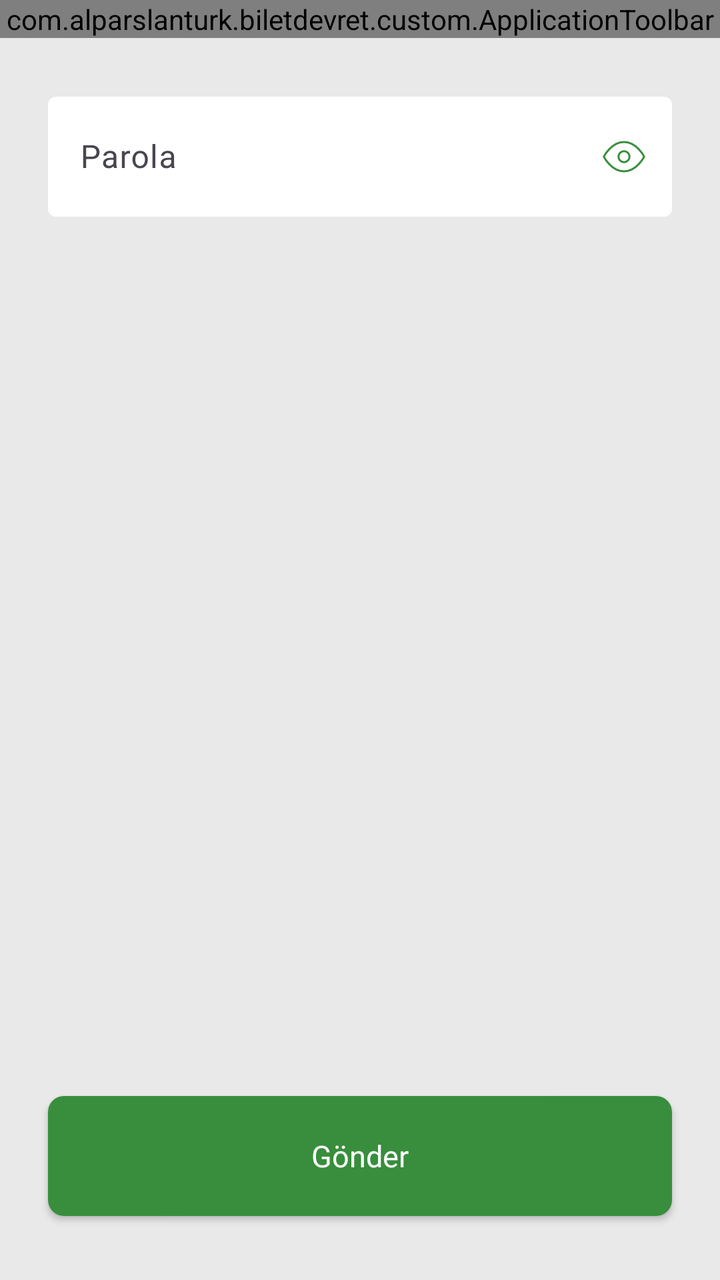
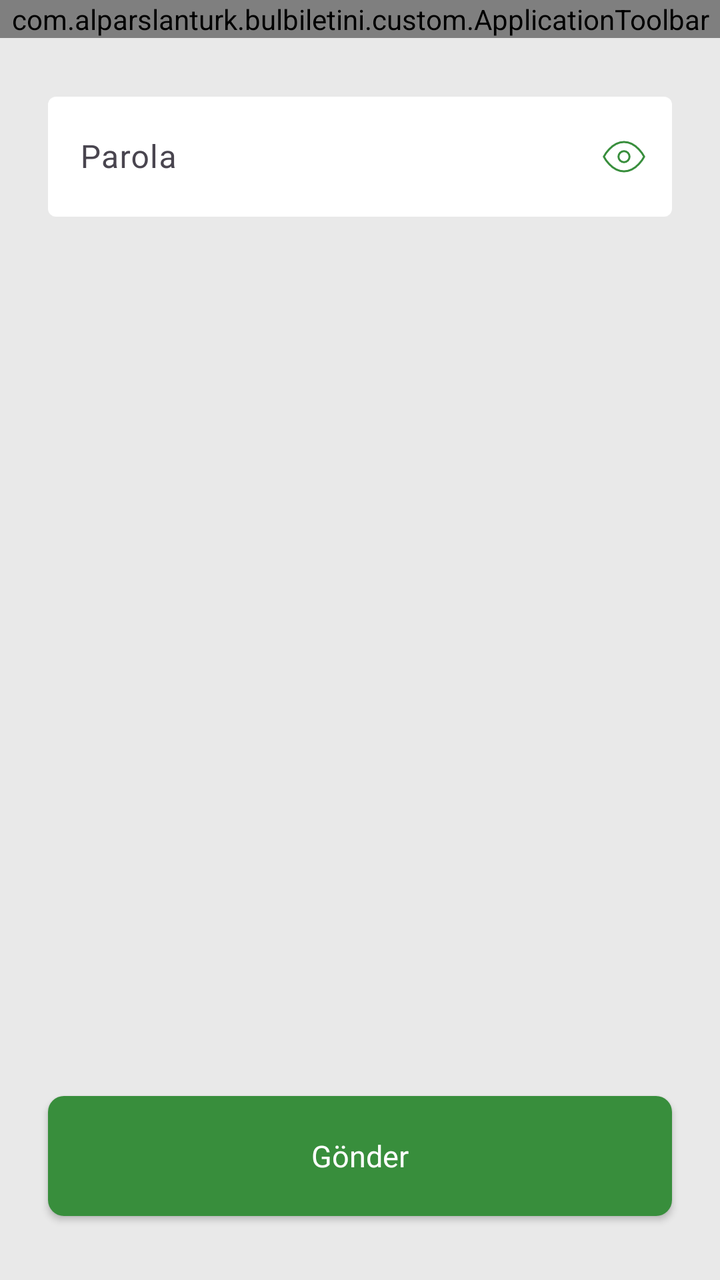

Before-and-after screenshots of an Android layout around one commit, followed by the original layout XML and the change that was made.
<!-- AndroidManifest.xml: application theme Theme.KombineApp -->
<!-- res/layout/activity_user_delete.xml -->
<?xml version="1.0" encoding="utf-8"?>
<FrameLayout xmlns:android="http://schemas.android.com/apk/res/android"
    xmlns:app="http://schemas.android.com/apk/res-auto"
    android:layout_width="match_parent"
    android:layout_height="match_parent"
    android:background="@color/bg_color"
    android:gravity="center_vertical"
    android:orientation="vertical">

    <View
        android:layout_width="match_parent"
        android:layout_height="match_parent" />

    <RelativeLayout
        android:layout_width="match_parent"
        android:layout_height="match_parent">

        <com.alparslanturk.biletdevret.custom.ApplicationToolbar
            android:id="@+id/toolbar"
            android:layout_width="match_parent"
            android:layout_height="wrap_content" />

        <com.google.android.material.textfield.TextInputLayout
            android:layout_width="match_parent"
            android:layout_height="wrap_content"
            android:layout_below="@id/toolbar"
            android:layout_marginStart="24dp"
            android:layout_marginTop="24dp"
            android:layout_marginEnd="24dp"
            app:boxBackgroundColor="@color/white"
            app:boxStrokeWidth="0dp"
            app:endIconDrawable="@drawable/show_password_selector"
            app:endIconMode="password_toggle"
            app:endIconTint="@null">

            <com.google.android.material.textfield.TextInputEditText
                android:id="@+id/edtPassword"
                android:layout_width="match_parent"
                android:layout_height="60dp"
                android:hint="@string/password"
                android:imeOptions="actionNext"
                android:inputType="textPassword"
                android:maxLines="1"
                android:textCursorDrawable="@drawable/color_cursor" />

        </com.google.android.material.textfield.TextInputLayout>

        <androidx.appcompat.widget.AppCompatButton
            android:id="@+id/btnDeleteUser"
            android:layout_width="match_parent"
            android:layout_height="wrap_content"
            android:layout_alignParentBottom="true"
            android:layout_marginStart="24dp"
            android:layout_marginEnd="24dp"
            android:layout_marginBottom="32dp"
            android:height="60dp"
            android:background="@drawable/bg_rounded"
            android:backgroundTint="@color/primary"
            android:fontFamily="@font/lato_bold"
            android:text="@string/send"
            android:textAllCaps="false"
            android:textColor="@color/white"
            android:textSize="15sp" />

    </RelativeLayout>

</FrameLayout>
<!-- resources referenced by this layout -->
<resources>
  <color name="bg_color">#E9E9E9</color>
  <color name="primary">#388E3C</color>
  <color name="white">#FFFFFFFF</color>
  <!-- drawable bg_rounded (drawable) -->
  <?xml version="1.0" encoding="utf-8"?>
  <shape xmlns:android="http://schemas.android.com/apk/res/android"
      android:padding="10dp"
      android:shape="rectangle">
  
      <solid android:color="@color/ticket_bg_color" />
  
      <corners android:radius="8dp" />
  </shape>
  <!-- drawable color_cursor (drawable) -->
  <shape xmlns:android="http://schemas.android.com/apk/res/android">
      <size android:width="2dp" />
      <solid android:color="#FFFFFF" />
  </shape>
  <string name="password">Parola</string>
  <string name="send">Gönder</string>
  <style name="Theme.KombineApp" parent="Base.Theme.KombineApp" />
  <color name="ticket_bg_color">#FFFFFF</color>
  <!-- drawable ic_hide_password (drawable) -->
  <vector xmlns:android="http://schemas.android.com/apk/res/android"
      android:width="22dp"
      android:height="22dp"
      android:viewportWidth="22"
      android:viewportHeight="22">
      <path
          android:fillColor="#00000000"
          android:fillType="evenOdd"
          android:pathData="M0.917,11S4.584,3.667 11,3.667C17.417,3.667 21.084,11 21.084,11s-3.667,7.334 -10.084,7.334C4.584,18.334 0.917,11 0.917,11z"
          android:strokeWidth="1"
          android:strokeColor="@color/primary"
          android:strokeLineCap="round"
          android:strokeLineJoin="round" />
      <path
          android:fillColor="#00000000"
          android:fillType="evenOdd"
          android:pathData="M11,11m-2.75,0a2.75,2.75 0,1 1,5.5 0a2.75,2.75 0,1 1,-5.5 0"
          android:strokeWidth="1"
          android:strokeColor="@color/primary"
          android:strokeLineCap="round"
          android:strokeLineJoin="round" />
      <path
          android:fillColor="#00000000"
          android:fillType="evenOdd"
          android:pathData="m20.75,0.75 l-19.5,19.5"
          android:strokeWidth="1"
          android:strokeColor="@color/primary"
          android:strokeLineCap="square" />
  </vector>
  <!-- drawable ic_show_password (drawable) -->
  <vector xmlns:android="http://schemas.android.com/apk/res/android"
      android:width="22dp"
      android:height="22dp"
      android:viewportWidth="22"
      android:viewportHeight="22">
      <path
          android:fillColor="#00000000"
          android:fillType="evenOdd"
          android:pathData="M0.917,11S4.584,3.667 11,3.667C17.417,3.667 21.084,11 21.084,11s-3.667,7.334 -10.084,7.334C4.584,18.334 0.917,11 0.917,11z"
          android:strokeWidth="1"
          android:strokeColor="@color/primary"
          android:strokeLineCap="round"
          android:strokeLineJoin="round" />
      <path
          android:fillColor="#00000000"
          android:fillType="evenOdd"
          android:pathData="M11,11m-2.75,0a2.75,2.75 0,1 1,5.5 0a2.75,2.75 0,1 1,-5.5 0"
          android:strokeWidth="1"
          android:strokeColor="@color/primary"
          android:strokeLineCap="round"
          android:strokeLineJoin="round" />
  </vector>
  <style name="Base.Theme.KombineApp" parent="Theme.Material3.DayNight.NoActionBar">
          <item name="colorPrimary">@color/primary</item>
          <item name="colorSecondaryContainer">@color/light_green</item>
          <item name="android:navigationBarColor">@color/white</item>
      </style>
  <color name="light_green">#EBF3EB</color>
  <!-- unchanged entries left out for length: 1 -->
</resources>

<!-- the commit's change to res/layout/activity_user_delete.xml (unified diff, before → after) -->
@@ -15,7 +15,7 @@
         android:layout_width="match_parent"
         android:layout_height="match_parent">
 
-        <com.alparslanturk.biletdevret.custom.ApplicationToolbar
+        <com.alparslanturk.bulbiletini.custom.ApplicationToolbar
             android:id="@+id/toolbar"
             android:layout_width="match_parent"
             android:layout_height="wrap_content" />
@@ -27,7 +27,7 @@
             android:layout_marginStart="24dp"
             android:layout_marginTop="24dp"
             android:layout_marginEnd="24dp"
-            app:boxBackgroundColor="@color/white"
+            app:boxBackgroundColor="@color/ticket_bg_color"
             app:boxStrokeWidth="0dp"
             app:endIconDrawable="@drawable/show_password_selector"
             app:endIconMode="password_toggle"
@@ -57,6 +57,7 @@
             android:background="@drawable/bg_rounded"
             android:backgroundTint="@color/primary"
             android:fontFamily="@font/lato_bold"
+            android:foreground="@drawable/bg_ripple_effect"
             android:text="@string/send"
             android:textAllCaps="false"
             android:textColor="@color/white"
<!-- resource entries referenced after the edit -->
@@ -3,6 +3,17 @@
   <color name="bg_color">#E9E9E9</color>
   <color name="primary">#388E3C</color>
   <color name="white">#FFFFFFFF</color>
+  <!-- drawable bg_ripple_effect (drawable) -->
+  <?xml version="1.0" encoding="utf-8"?>
+  <ripple xmlns:android="http://schemas.android.com/apk/res/android"
+      android:color="?android:attr/colorControlHighlight">
+      <item android:id="@android:id/mask">
+          <shape android:shape="rectangle">
+              <solid android:color="#000000" />
+              <corners android:radius="8dp" />
+          </shape>
+      </item>
+  </ripple>
   <!-- drawable bg_rounded (drawable) -->
   <?xml version="1.0" encoding="utf-8"?>
   <shape xmlns:android="http://schemas.android.com/apk/res/android"
@@ -33,7 +44,7 @@
           android:fillType="evenOdd"
           android:pathData="M0.917,11S4.584,3.667 11,3.667C17.417,3.667 21.084,11 21.084,11s-3.667,7.334 -10.084,7.334C4.584,18.334 0.917,11 0.917,11z"
           android:strokeWidth="1"
-          android:strokeColor="@color/primary"
+          android:strokeColor="@color/green"
           android:strokeLineCap="round"
           android:strokeLineJoin="round" />
       <path
@@ -41,7 +52,7 @@
           android:fillType="evenOdd"
           android:pathData="M11,11m-2.75,0a2.75,2.75 0,1 1,5.5 0a2.75,2.75 0,1 1,-5.5 0"
           android:strokeWidth="1"
-          android:strokeColor="@color/primary"
+          android:strokeColor="@color/green"
           android:strokeLineCap="round"
           android:strokeLineJoin="round" />
       <path
@@ -49,7 +60,7 @@
           android:fillType="evenOdd"
           android:pathData="m20.75,0.75 l-19.5,19.5"
           android:strokeWidth="1"
-          android:strokeColor="@color/primary"
+          android:strokeColor="@color/green"
           android:strokeLineCap="square" />
   </vector>
   <!-- drawable ic_show_password (drawable) -->
@@ -63,7 +74,7 @@
           android:fillType="evenOdd"
           android:pathData="M0.917,11S4.584,3.667 11,3.667C17.417,3.667 21.084,11 21.084,11s-3.667,7.334 -10.084,7.334C4.584,18.334 0.917,11 0.917,11z"
           android:strokeWidth="1"
-          android:strokeColor="@color/primary"
+          android:strokeColor="@color/green"
           android:strokeLineCap="round"
           android:strokeLineJoin="round" />
       <path
@@ -71,7 +82,7 @@
           android:fillType="evenOdd"
           android:pathData="M11,11m-2.75,0a2.75,2.75 0,1 1,5.5 0a2.75,2.75 0,1 1,-5.5 0"
           android:strokeWidth="1"
-          android:strokeColor="@color/primary"
+          android:strokeColor="@color/green"
           android:strokeLineCap="round"
           android:strokeLineJoin="round" />
   </vector>
@@ -80,6 +91,7 @@
           <item name="colorSecondaryContainer">@color/light_green</item>
           <item name="android:navigationBarColor">@color/white</item>
       </style>
+  <color name="green">#388E3C</color>
   <color name="light_green">#EBF3EB</color>
   <!-- unchanged entries left out for length: 1 -->
 </resources>
